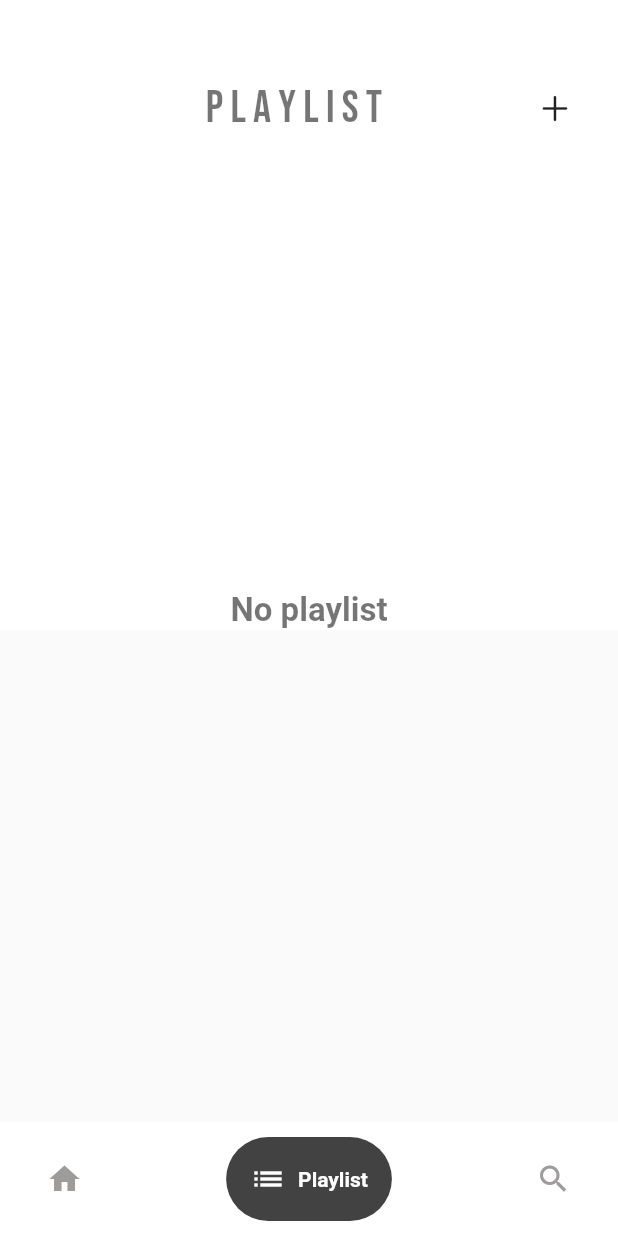
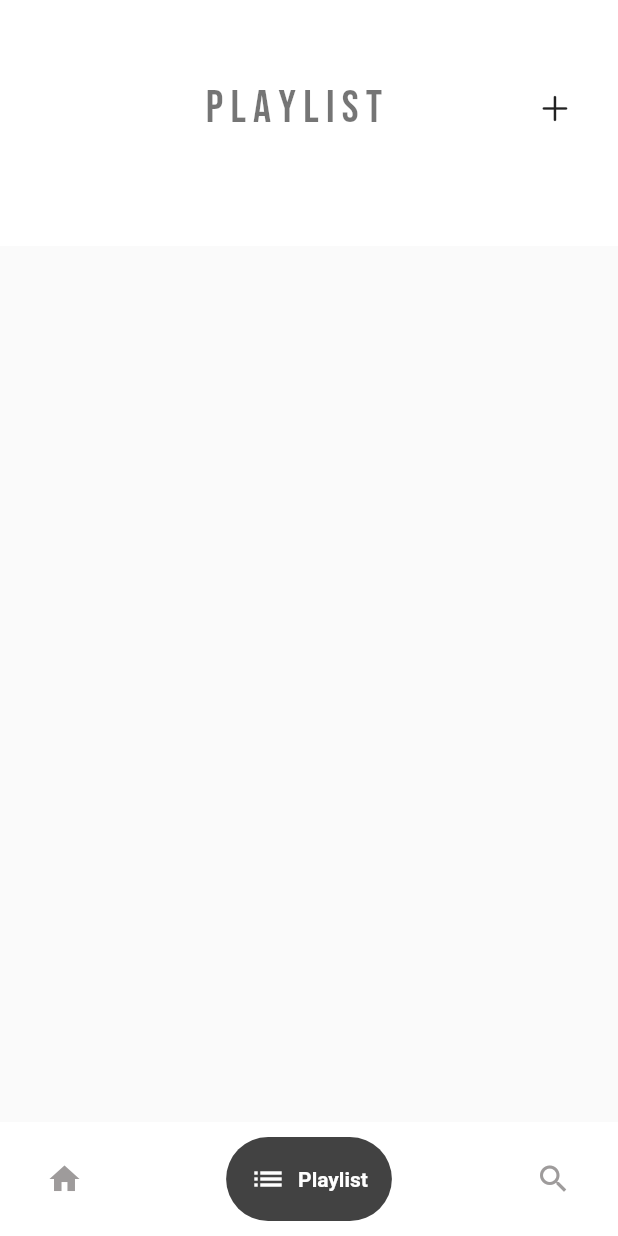
Before and after one commit to AmalNaroth/Naro-Music-Bloc, a Flutter app: the BottomNavbar screen opened directly, item 2 of the bottom bar chosen, on a phone screen of 412 x 824 dp. Run offline on Flutter 3.47's test engine with Material 2 defaults, Android fonts, the phone set to English and light mode, and no system bars; drawn by our look-alikes of google_nav_bar; our stand-ins replace assets_audio_player, bloc, flutter_bloc, flutter_markdown, google_fonts, hive_flutter and 4 more; accounts and stored records are empty.

Commit message:
playlist name bloc completed

```diff
--- /dev/null
+++ b/lib/application/playlist/playlist_bloc.dart
@@ -0,0 +1,29 @@
+import 'dart:async';
+
+import 'package:bloc/bloc.dart';
+import 'package:meta/meta.dart';
+import 'package:naromusic/domain/db/functions/db_functions.dart';
+import 'package:naromusic/domain/db/models/songsmodel.dart';
+
+import '../../domain/db/models/playlistmodel.dart';
+
+part 'playlist_event.dart';
+part 'playlist_state.dart';
+
+class PlaylistBloc extends Bloc<PlaylistEvent, PlaylistState> {
+  PlaylistBloc() : super(PlaylistInitial()) {
+   on<NewPlayList>(newPlayList);
+   on<DeletePlayList>(deletePlayList);
+  }
+
+  FutureOr<void> newPlayList(NewPlayList event, Emitter<PlaylistState> emit) {
+    List<songsmodel> NewPlayList=[];
+    addplaylisttodatabase(event.newPlayListName, NewPlayList);
+    emit(PlaylistState(newplayList: allPlayListNameGlobal));
+  }
+
+  FutureOr<void> deletePlayList(DeletePlayList event, Emitter<PlaylistState> emit) {
+    playlistdelete(event.deletedata);
+    emit(PlaylistState(newplayList: allPlayListNameGlobal));
+  }
+}
--- /dev/null
+++ b/lib/application/playlist/playlist_event.dart
@@ -0,0 +1,15 @@
+part of 'playlist_bloc.dart';
+
+@immutable
+class PlaylistEvent {}
+
+class NewPlayList extends PlaylistEvent{
+  String newPlayListName;
+  NewPlayList({required this.newPlayListName});
+
+}
+
+class DeletePlayList extends PlaylistEvent{
+  playlistmodel deletedata;
+  DeletePlayList({required this.deletedata});
+}
--- /dev/null
+++ b/lib/application/playlist/playlist_state.dart
@@ -0,0 +1,12 @@
+part of 'playlist_bloc.dart';
+
+@immutable
+class PlaylistState {
+  List<playlistmodel> newplayList;
+  PlaylistState({required this.newplayList});
+}
+
+class PlaylistInitial extends PlaylistState {
+
+  PlaylistInitial() : super(newplayList: allPlayListNameGlobal);
+}
--- a/lib/domain/db/functions/db_functions.dart
+++ b/lib/domain/db/functions/db_functions.dart
@@ -188,19 +188,21 @@
   return false;
 }
 
+
+
 //playlistadding
 //palylist name adding
 addplaylisttodatabase(
-    String listname, List<songsmodel> listarray, context) async {
+    String listname, List<songsmodel> listarray) async {
   final playlistDB = await Hive.openBox<playlistmodel>('playlistDB');
   bool flag = true;
   for (var element in playlistDB.values) {
     if (listname == element.playlistname) {
       flag = false;
-      ScaffoldMessenger.of(context).showSnackBar(SnackBar(
-        content: Text('Already added'),
-        behavior: SnackBarBehavior.floating,
-      ));
+      // ScaffoldMessenger.of(context).showSnackBar(SnackBar(
+      //   content: Text('Already added'),
+      //   behavior: SnackBarBehavior.floating,
+      // ));
     }
   }
 
@@ -209,18 +211,20 @@
         playlistmodel(playlistname: listname, playlistarray: listarray);
     playlistDB.add(newplaylsit);
     addplaylistdbtovaluelistenable();
-    ScaffoldMessenger.of(context).showSnackBar(SnackBar(
-      content: Text('Playlist created'),
-      behavior: SnackBarBehavior.floating,
-    ));
+    // ScaffoldMessenger.of(context).showSnackBar(SnackBar(
+    //   content: Text('Playlist created'),
+    //   behavior: SnackBarBehavior.floating,
+    // ));
   }
 }
 
 addplaylistdbtovaluelistenable() async {
   final playlistDB = await Hive.openBox<playlistmodel>('playlistDB');
-  playlistnamenotifier.value.clear();
-  playlistnamenotifier.value.addAll(playlistDB.values);
-  playlistnamenotifier.notifyListeners();
+  // playlistnamenotifier.value.clear();
+  // playlistnamenotifier.value.addAll(playlistDB.values);
+  // playlistnamenotifier.notifyListeners();
+  allPlayListNameGlobal.clear();
+  allPlayListNameGlobal.addAll(playlistDB.values);
 }
 
 // void palylist() async{
@@ -230,22 +234,24 @@
 //   }
 // }
 
-playlistdelete(playlistmodel data, BuildContext context) async {
+playlistdelete(playlistmodel data) async {
   final playlistDB = await Hive.openBox<playlistmodel>('playlistDB');
   int count = 0;
   for (var element in playlistDB.values) {
     if (element.playlistname == data.playlistname) {
       playlistDB.deleteAt(count);
-      ScaffoldMessenger.of(context).showSnackBar(SnackBar(
-        content: Text("Deleted playlist"),
-        behavior: SnackBarBehavior.floating,
-        duration: Duration(seconds: 1),
-      ));
+      // ScaffoldMessenger.of(context).showSnackBar(SnackBar(
+      //   content: Text("Deleted playlist"),
+      //   behavior: SnackBarBehavior.floating,
+      //   duration: Duration(seconds: 1),
+      // ));
     }
     count++;
   }
   addplaylistdbtovaluelistenable();
 }
+
+
 
 songaddtoplaylistdatabase(String listname, songsmodel songdata, context) async {
   final playlistDB = await Hive.openBox<playlistmodel>('playlistDB');
@@ -270,7 +276,7 @@
         final newplaylist =
             playlistmodel(playlistname: listname, playlistarray: newplayarray);
         playlistDB.putAt(index, newplaylist);
-        playlistnamenotifier.notifyListeners();
+       // playlistnamenotifier.notifyListeners();
         playlistsongnotifier.notifyListeners();
         ScaffoldMessenger.of(context).showSnackBar(SnackBar(
           content: Text('Song added to playlist'),
--- a/lib/domain/db/models/playlistmodel.dart
+++ b/lib/domain/db/models/playlistmodel.dart
@@ -11,3 +11,5 @@
 
   playlistmodel({required this.playlistname,required this.playlistarray});
 }
+
+List<playlistmodel> allPlayListNameGlobal=[];
--- a/lib/domain/db/notifierlist/songNotifierList.dart
+++ b/lib/domain/db/notifierlist/songNotifierList.dart
@@ -11,6 +11,6 @@
 
 ValueNotifier<List<songsmodel>>playlistsongnotifier=ValueNotifier([]);
 
-ValueNotifier<List<playlistmodel>>playlistnamenotifier=ValueNotifier([]);
+//ValueNotifier<List<playlistmodel>>playlistnamenotifier=ValueNotifier([]);
 
 ValueNotifier<bool>  isSongPlayingNotifier=ValueNotifier(false);
--- a/lib/main.dart
+++ b/lib/main.dart
@@ -4,6 +4,7 @@
 import 'package:hive_flutter/adapters.dart';
 import 'package:naromusic/application/bottomnav/bottomnav_bloc.dart';
 import 'package:naromusic/application/favourites/favourites_bloc.dart';
+import 'package:naromusic/application/playlist/playlist_bloc.dart';
 import 'package:naromusic/application/songsearch/songsearch_bloc.dart';
 import 'package:naromusic/domain/db/models/playlistmodel.dart';
 import 'package:naromusic/domain/db/models/songsmodel.dart';
@@ -40,6 +41,9 @@
         ),
         BlocProvider(
           create: (context) => FavouritesBloc(),
+        ),
+        BlocProvider(
+          create: (context) => PlaylistBloc(),
         )
       ],
       child: MaterialApp(
--- a/lib/presentation/playlist_screen/playlist_screen.dart
+++ b/lib/presentation/playlist_screen/playlist_screen.dart
@@ -1,6 +1,8 @@
 import 'package:flutter/cupertino.dart';
 import 'package:flutter/material.dart';
+import 'package:flutter_bloc/flutter_bloc.dart';
 import 'package:google_fonts/google_fonts.dart';
+import 'package:naromusic/application/playlist/playlist_bloc.dart';
 import 'package:naromusic/domain/db/functions/db_functions.dart';
 import 'package:naromusic/domain/db/models/playlistmodel.dart';
 import 'package:naromusic/domain/db/notifierlist/songNotifierList.dart';
@@ -54,29 +56,23 @@
                   ],
                 ),
               ),
-              ValueListenableBuilder(
-                valueListenable: playlistnamenotifier,
-                builder: (BuildContext context,
-                    List<playlistmodel> playlistname, Widget? child) {
-                  return !playlistname.isEmpty
-                      ? GridView.builder(
+              BlocBuilder<PlaylistBloc, PlaylistState>(
+                builder: (context, state) {
+                  return GridView.builder(
                     physics: NeverScrollableScrollPhysics(),
                     shrinkWrap: true,
-                          padding: EdgeInsets.only(
-                              top: 20, right: 5, left: 5, bottom: 50),
-                          gridDelegate:
-                              SliverGridDelegateWithFixedCrossAxisCount(
+                    padding:
+                        EdgeInsets.only(top: 20, right: 5, left: 5, bottom: 50),
+                    gridDelegate: SliverGridDelegateWithFixedCrossAxisCount(
                         crossAxisCount: 2,
                         childAspectRatio:
-                                      (MediaQuery.of(context).size.width -
-                                              15 -
-                                              10) /
+                            (MediaQuery.of(context).size.width - 15 - 10) /
                                 (2 * 250),
                         mainAxisSpacing: 30,
                         crossAxisSpacing: 5),
-                          itemCount: playlistname.length,
+                    itemCount: allPlayListNameGlobal.length,
                     itemBuilder: (context, index) {
-                            final data = playlistname[index];
+                      final data = state.newplayList[index];
                       if (index % 2 == 0) {
                         return PlayListListing(
                           index: index,
@@ -94,22 +90,6 @@
                         ),
                       );
                     },
-                        )
-                      : Column(
-                          children: [
-                            SizedBox(
-                              height: 300,
-                            ),
-                            Center(
-                              child: Text(
-                                "No playlist",
-                                style: TextStyle(
-                                    color: Colors.black54,
-                                    fontSize: 22,
-                                    fontWeight: FontWeight.bold),
-                              ),
-                            ),
-                          ],
                   );
                 },
               )
--- a/lib/presentation/playlist_screen/playlist_songlisting.dart
+++ b/lib/presentation/playlist_screen/playlist_songlisting.dart
@@ -1,5 +1,7 @@
 import 'package:flutter/cupertino.dart';
 import 'package:flutter/material.dart';
+import 'package:flutter_bloc/flutter_bloc.dart';
+import 'package:naromusic/application/playlist/playlist_bloc.dart';
 import 'package:naromusic/domain/db/functions/db_functions.dart';
 import 'package:naromusic/domain/db/models/playlistmodel.dart';
 import 'package:naromusic/domain/db/models/songsmodel.dart';
--- a/lib/presentation/ui-functions/ui_functions.dart
+++ b/lib/presentation/ui-functions/ui_functions.dart
@@ -1,6 +1,5 @@
 import 'package:naromusic/domain/db/functions/db_functions.dart';
 import 'package:naromusic/domain/db/models/songsmodel.dart';
-import 'package:naromusic/domain/db/notifierlist/songNotifierList.dart';
 
 void findsong(int id){
   for(var element in allSongsListGlobal){
```
Also changed, not shown: lib/presentation/home_screen/home_screen.dart (+4 -18 lines), lib/presentation/playlist_screen/playlist_widgets/playlist_widgets.dart (+7 -3 lines), lib/presentation/widgets/common_widgets.dart (+4 -9 lines). Lines whose indentation alone changed are shown as unchanged.
